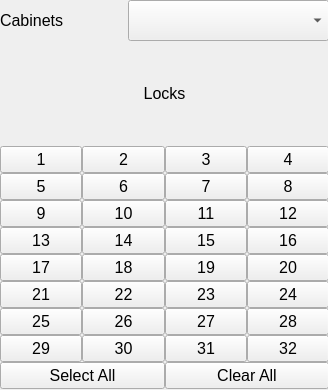
The window that Key/lockcabinetwidget.ui (BuzzSiler/keycodebox-key) describes before a commit, drawn with Qt 5.
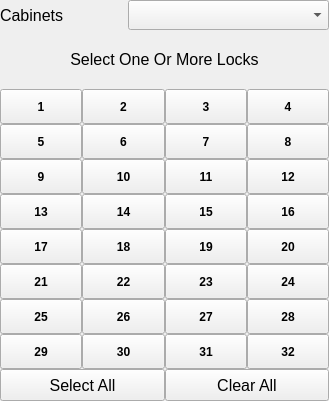
The same window after the commit.

```diff
--- a/Key/lockcabinetwidget.ui
+++ b/Key/lockcabinetwidget.ui
@@ -6,20 +6,42 @@
    <rect>
     <x>0</x>
     <y>0</y>
-    <width>328</width>
-    <height>390</height>
+    <width>329</width>
+    <height>401</height>
    </rect>
   </property>
+  <property name="sizePolicy">
+   <sizepolicy hsizetype="Minimum" vsizetype="Minimum">
+    <horstretch>0</horstretch>
+    <verstretch>0</verstretch>
+   </sizepolicy>
+  </property>
   <property name="windowTitle">
    <string>Form</string>
   </property>
+  <property name="styleSheet">
+   <string notr="true">QPushButton[checkable=true]:enabled {
+   color: &quot;black&quot;;
+    font-weight: bold;
+}
+QPushButton[checkable=true]:disabled{
+    color: &quot;gray&quot;;
+    font-weight: normal;
+}
+QPushButton[checkable=true]:checked {
+    color: &quot;black&quot;;
+    background-color: &quot;green&quot;;
+    border: none;
+}
+</string>
+  </property>
   <widget class="QWidget" name="layoutWidget">
    <property name="geometry">
     <rect>
      <x>0</x>
      <y>0</y>
      <width>329</width>
-     <height>389</height>
+     <height>401</height>
     </rect>
    </property>
    <layout class="QVBoxLayout" name="vloLockCabinet">
@@ -47,7 +69,7 @@
           <property name="minimumSize">
            <size>
             <width>201</width>
-            <height>41</height>
+            <height>30</height>
            </size>
           </property>
           <property name="font">
@@ -66,8 +88,11 @@
           <pointsize>12</pointsize>
          </font>
         </property>
+        <property name="styleSheet">
+         <string notr="true"/>
+        </property>
         <property name="text">
-         <string>Locks</string>
+         <string>Select One Or More Locks</string>
         </property>
         <property name="alignment">
          <set>Qt::AlignCenter</set>
@@ -88,9 +113,19 @@
         </property>
         <item>
          <widget class="QPushButton" name="pbLock01">
+          <property name="enabled">
+           <bool>true</bool>
+          </property>
+          <property name="minimumSize">
+           <size>
+            <width>35</width>
+            <height>35</height>
+           </size>
+          </property>
           <property name="font">
            <font>
-            <pointsize>12</pointsize>
+            <weight>75</weight>
+            <bold>true</bold>
            </font>
           </property>
           <property name="text">
@@ -103,9 +138,16 @@
         </item>
         <item>
          <widget class="QPushButton" name="pbLock02">
+          <property name="minimumSize">
+           <size>
+            <width>35</width>
+            <height>35</height>
+           </size>
+          </property>
           <property name="font">
            <font>
-            <pointsize>12</pointsize>
+            <weight>75</weight>
+            <bold>true</bold>
            </font>
           </property>
           <property name="text">
@@ -118,9 +160,16 @@
         </item>
         <item>
          <widget class="QPushButton" name="pbLock03">
+          <property name="minimumSize">
+           <size>
+            <width>35</width>
+            <height>35</height>
+           </size>
+          </property>
           <property name="font">
            <font>
-            <pointsize>12</pointsize>
+            <weight>75</weight>
+            <bold>true</bold>
            </font>
           </property>
           <property name="text">
@@ -133,9 +182,16 @@
         </item>
         <item>
          <widget class="QPushButton" name="pbLock04">
+          <property name="minimumSize">
+           <size>
+            <width>35</width>
+            <height>35</height>
+           </size>
+          </property>
           <property name="font">
            <font>
-            <pointsize>12</pointsize>
+            <weight>75</weight>
+            <bold>true</bold>
            </font>
           </property>
           <property name="text">
@@ -155,9 +211,16 @@
         </property>
         <item>
          <widget class="QPushButton" name="pbLock05">
+          <property name="minimumSize">
+           <size>
+            <width>35</width>
+            <height>35</height>
+           </size>
+          </property>
           <property name="font">
            <font>
-            <pointsize>12</pointsize>
+            <weight>75</weight>
+            <bold>true</bold>
            </font>
           </property>
           <property name="text">
@@ -170,9 +233,16 @@
         </item>
         <item>
          <widget class="QPushButton" name="pbLock06">
+          <property name="minimumSize">
+           <size>
+            <width>35</width>
+            <height>35</height>
+           </size>
+          </property>
           <property name="font">
            <font>
-            <pointsize>12</pointsize>
+            <weight>75</weight>
+            <bold>true</bold>
            </font>
           </property>
           <property name="text">
@@ -185,9 +255,16 @@
         </item>
         <item>
          <widget class="QPushButton" name="pbLock07">
+          <property name="minimumSize">
+           <size>
+            <width>35</width>
+            <height>35</height>
+           </size>
+          </property>
           <property name="font">
            <font>
-            <pointsize>12</pointsize>
+            <weight>75</weight>
+            <bold>true</bold>
            </font>
           </property>
           <property name="text">
@@ -200,9 +277,16 @@
         </item>
         <item>
          <widget class="QPushButton" name="pbLock08">
+          <property name="minimumSize">
+           <size>
+            <width>35</width>
+            <height>35</height>
+           </size>
+          </property>
           <property name="font">
            <font>
-            <pointsize>12</pointsize>
+            <weight>75</weight>
+            <bold>true</bold>
            </font>
           </property>
           <property name="text">
@@ -222,9 +306,16 @@
         </property>
         <item>
          <widget class="QPushButton" name="pbLock09">
+          <property name="minimumSize">
+           <size>
+            <width>35</width>
+            <height>35</height>
+           </size>
+          </property>
           <property name="font">
            <font>
-            <pointsize>12</pointsize>
+            <weight>75</weight>
+            <bold>true</bold>
            </font>
           </property>
           <property name="text">
@@ -237,9 +328,16 @@
         </item>
         <item>
          <widget class="QPushButton" name="pbLock10">
+          <property name="minimumSize">
+           <size>
+            <width>35</width>
+            <height>35</height>
+           </size>
+          </property>
           <property name="font">
            <font>
-            <pointsize>12</pointsize>
+            <weight>75</weight>
+            <bold>true</bold>
            </font>
           </property>
           <property name="text">
@@ -252,9 +350,16 @@
         </item>
         <item>
          <widget class="QPushButton" name="pbLock11">
+          <property name="minimumSize">
+           <size>
+            <width>35</width>
+            <height>35</height>
+           </size>
+          </property>
           <property name="font">
            <font>
-            <pointsize>12</pointsize>
+            <weight>75</weight>
+            <bold>true</bold>
            </font>
           </property>
           <property name="text">
@@ -267,9 +372,16 @@
         </item>
         <item>
          <widget class="QPushButton" name="pbLock12">
+          <property name="minimumSize">
+           <size>
+            <width>35</width>
+            <height>35</height>
+           </size>
+          </property>
           <property name="font">
            <font>
-            <pointsize>12</pointsize>
+            <weight>75</weight>
+            <bold>true</bold>
            </font>
           </property>
           <property name="text">
@@ -289,9 +401,16 @@
         </property>
         <item>
          <widget class="QPushButton" name="pbLock13">
+          <property name="minimumSize">
+           <size>
+            <width>35</width>
+            <height>35</height>
+           </size>
+          </property>
           <property name="font">
            <font>
-            <pointsize>12</pointsize>
+            <weight>75</weight>
+            <bold>true</bold>
            </font>
           </property>
           <property name="text">
@@ -304,9 +423,16 @@
         </item>
         <item>
          <widget class="QPushButton" name="pbLock14">
+          <property name="minimumSize">
+           <size>
+            <width>35</width>
+            <height>35</height>
+           </size>
+          </property>
           <property name="font">
            <font>
-            <pointsize>12</pointsize>
+            <weight>75</weight>
+            <bold>true</bold>
            </font>
           </property>
           <property name="text">
@@ -319,9 +445,16 @@
         </item>
         <item>
          <widget class="QPushButton" name="pbLock15">
+          <property name="minimumSize">
+           <size>
+            <width>35</width>
+            <height>35</height>
+           </size>
+          </property>
           <property name="font">
            <font>
-            <pointsize>12</pointsize>
+            <weight>75</weight>
+            <bold>true</bold>
            </font>
           </property>
           <property name="text">
@@ -334,9 +467,16 @@
         </item>
         <item>
          <widget class="QPushButton" name="pbLock16">
+          <property name="minimumSize">
+           <size>
+            <width>35</width>
+            <height>35</height>
+           </size>
+          </property>
           <property name="font">
            <font>
-            <pointsize>12</pointsize>
+            <weight>75</weight>
+            <bold>true</bold>
            </font>
           </property>
           <property name="text">
@@ -356,9 +496,16 @@
         </property>
         <item>
          <widget class="QPushButton" name="pbLock17">
+          <property name="minimumSize">
+           <size>
+            <width>35</width>
+            <height>35</height>
+           </size>
+          </property>
           <property name="font">
            <font>
-            <pointsize>12</pointsize>
+            <weight>75</weight>
+            <bold>true</bold>
            </font>
           </property>
           <property name="text">
@@ -371,9 +518,16 @@
         </item>
         <item>
          <widget class="QPushButton" name="pbLock18">
+          <property name="minimumSize">
+           <size>
+            <width>35</width>
+            <height>35</height>
+           </size>
+          </property>
           <property name="font">
            <font>
-            <pointsize>12</pointsize>
+            <weight>75</weight>
+            <bold>true</bold>
            </font>
           </property>
           <property name="text">
@@ -386,9 +540,16 @@
         </item>
         <item>
          <widget class="QPushButton" name="pbLock19">
+          <property name="minimumSize">
+           <size>
+            <width>35</width>
+            <height>35</height>
+           </size>
+          </property>
           <property name="font">
            <font>
-            <pointsize>12</pointsize>
+            <weight>75</weight>
+            <bold>true</bold>
            </font>
           </property>
           <property name="text">
@@ -401,9 +562,16 @@
         </item>
         <item>
          <widget class="QPushButton" name="pbLock20">
+          <property name="minimumSize">
+           <size>
+            <width>35</width>
+            <height>35</height>
+           </size>
+          </property>
           <property name="font">
            <font>
-            <pointsize>12</pointsize>
+            <weight>75</weight>
+            <bold>true</bold>
            </font>
           </property>
           <property name="text">
@@ -423,9 +591,16 @@
         </property>
         <item>
          <widget class="QPushButton" name="pbLock21">
+          <property name="minimumSize">
+           <size>
+            <width>35</width>
+            <height>35</height>
+           </size>
+          </property>
           <property name="font">
            <font>
-            <pointsize>12</pointsize>
+            <weight>75</weight>
+            <bold>true</bold>
            </font>
           </property>
           <property name="text">
@@ -438,9 +613,16 @@
         </item>
         <item>
          <widget class="QPushButton" name="pbLock22">
+          <property name="minimumSize">
+           <size>
+            <width>35</width>
+            <height>35</height>
+           </size>
+          </property>
           <property name="font">
            <font>
-            <pointsize>12</pointsize>
+            <weight>75</weight>
+            <bold>true</bold>
            </font>
           </property>
           <property name="text">
@@ -453,9 +635,16 @@
         </item>
         <item>
          <widget class="QPushButton" name="pbLock23">
+          <property name="minimumSize">
+           <size>
+            <width>35</width>
+            <height>35</height>
+           </size>
+          </property>
           <property name="font">
            <font>
-            <pointsize>12</pointsize>
+            <weight>75</weight>
+            <bold>true</bold>
            </font>
           </property>
           <property name="text">
@@ -468,9 +657,16 @@
         </item>
         <item>
          <widget class="QPushButton" name="pbLock24">
+          <property name="minimumSize">
+           <size>
+            <width>35</width>
+            <height>35</height>
+           </size>
+          </property>
           <property name="font">
            <font>
-            <pointsize>12</pointsize>
+            <weight>75</weight>
+            <bold>true</bold>
            </font>
           </property>
           <property name="text">
@@ -490,9 +686,16 @@
         </property>
         <item>
          <widget class="QPushButton" name="pbLock25">
+          <property name="minimumSize">
+           <size>
+            <width>35</width>
+            <height>35</height>
+           </size>
+          </property>
           <property name="font">
            <font>
-            <pointsize>12</pointsize>
+            <weight>75</weight>
+            <bold>true</bold>
            </font>
           </property>
           <property name="text">
@@ -505,9 +708,16 @@
         </item>
         <item>
          <widget class="QPushButton" name="pbLock26">
+          <property name="minimumSize">
+           <size>
+            <width>35</width>
+            <height>35</height>
+           </size>
+          </property>
           <property name="font">
            <font>
-            <pointsize>12</pointsize>
+            <weight>75</weight>
+            <bold>true</bold>
            </font>
           </property>
           <property name="text">
@@ -520,9 +730,16 @@
         </item>
         <item>
          <widget class="QPushButton" name="pbLock27">
+          <property name="minimumSize">
+           <size>
+            <width>35</width>
+            <height>35</height>
+           </size>
+          </property>
           <property name="font">
            <font>
-            <pointsize>12</pointsize>
+            <weight>75</weight>
+            <bold>true</bold>
            </font>
           </property>
           <property name="text">
@@ -535,9 +752,16 @@
         </item>
         <item>
          <widget class="QPushButton" name="pbLock28">
+          <property name="minimumSize">
+           <size>
+            <width>35</width>
+            <height>35</height>
+           </size>
+          </property>
           <property name="font">
            <font>
-            <pointsize>12</pointsize>
+            <weight>75</weight>
+            <bold>true</bold>
            </font>
           </property>
           <property name="text">
@@ -557,11 +781,21 @@
         </property>
         <item>
          <widget class="QPushButton" name="pbLock29">
+          <property name="minimumSize">
+           <size>
+            <width>35</width>
+            <height>35</height>
+           </size>
+          </property>
           <property name="font">
            <font>
-            <pointsize>12</pointsize>
+            <weight>75</weight>
+            <bold>true</bold>
            </font>
           </property>
+          <property name="styleSheet">
+           <string notr="true"/>
+          </property>
           <property name="text">
            <string>29</string>
           </property>
@@ -572,9 +806,16 @@
         </item>
         <item>
          <widget class="QPushButton" name="pbLock30">
+          <property name="minimumSize">
+           <size>
+            <width>35</width>
+            <height>35</height>
+           </size>
+          </property>
           <property name="font">
            <font>
-            <pointsize>12</pointsize>
+            <weight>75</weight>
+            <bold>true</bold>
            </font>
           </property>
           <property name="text">
@@ -587,9 +828,16 @@
         </item>
         <item>
          <widget class="QPushButton" name="pbLock31">
+          <property name="minimumSize">
+           <size>
+            <width>35</width>
+            <height>35</height>
+           </size>
+          </property>
           <property name="font">
            <font>
-            <pointsize>12</pointsize>
+            <weight>75</weight>
+            <bold>true</bold>
            </font>
           </property>
           <property name="text">
@@ -602,9 +850,19 @@
         </item>
         <item>
          <widget class="QPushButton" name="pbLock32">
+          <property name="enabled">
+           <bool>true</bool>
+          </property>
+          <property name="minimumSize">
+           <size>
+            <width>35</width>
+            <height>35</height>
+           </size>
+          </property>
           <property name="font">
            <font>
-            <pointsize>12</pointsize>
+            <weight>75</weight>
+            <bold>true</bold>
            </font>
           </property>
           <property name="text">
@@ -626,6 +884,12 @@
       </property>
       <item>
        <widget class="QPushButton" name="pbSelectAll">
+        <property name="minimumSize">
+         <size>
+          <width>0</width>
+          <height>32</height>
+         </size>
+        </property>
         <property name="font">
          <font>
           <pointsize>12</pointsize>
@@ -638,6 +902,12 @@
       </item>
       <item>
        <widget class="QPushButton" name="pbClearAll">
+        <property name="minimumSize">
+         <size>
+          <width>0</width>
+          <height>32</height>
+         </size>
+        </property>
         <property name="font">
          <font>
           <pointsize>12</pointsize>
```
